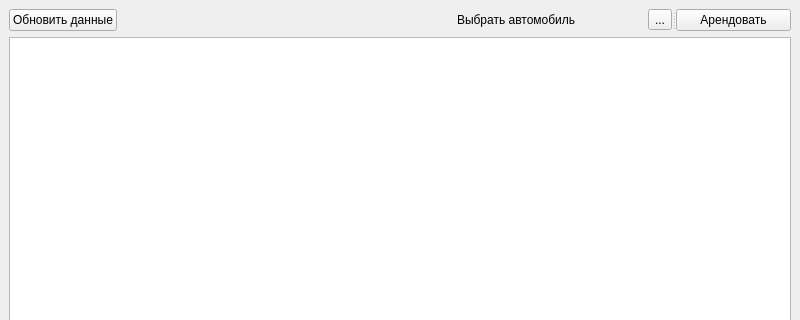
Qt form client/clientwindow.ui (yachkuch/FinalWork) before a commit; both pictures show x 0 to 800 and y 0 to 320 of the 800 by 600 pixel window.
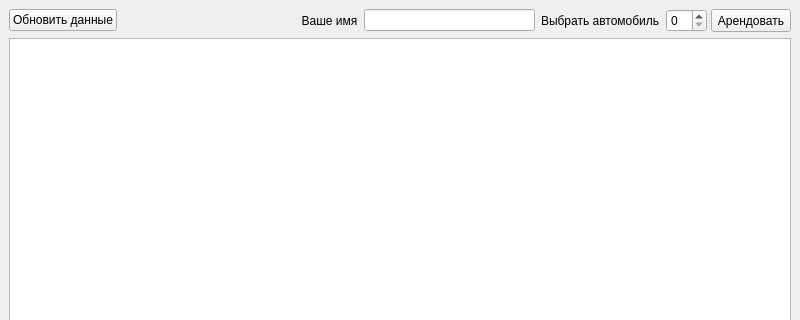
The same form after that commit.

What changed in the file:
```diff
--- a/client/clientwindow.ui
+++ b/client/clientwindow.ui
@@ -37,6 +37,16 @@
         </property>
        </spacer>
       </item>
+      <item>
+       <widget class="QLabel" name="label_2">
+        <property name="text">
+         <string>  Ваше имя</string>
+        </property>
+       </widget>
+      </item>
+      <item>
+       <widget class="QLineEdit" name="name"/>
+      </item>
       <item>
        <widget class="QSplitter" name="splitter">
         <property name="orientation">
@@ -52,11 +62,7 @@
            </widget>
           </item>
           <item>
-           <widget class="QToolButton" name="toolButton">
-            <property name="text">
-             <string>...</string>
-            </property>
-           </widget>
+           <widget class="QSpinBox" name="spinBox"/>
           </item>
          </layout>
         </widget>
```
